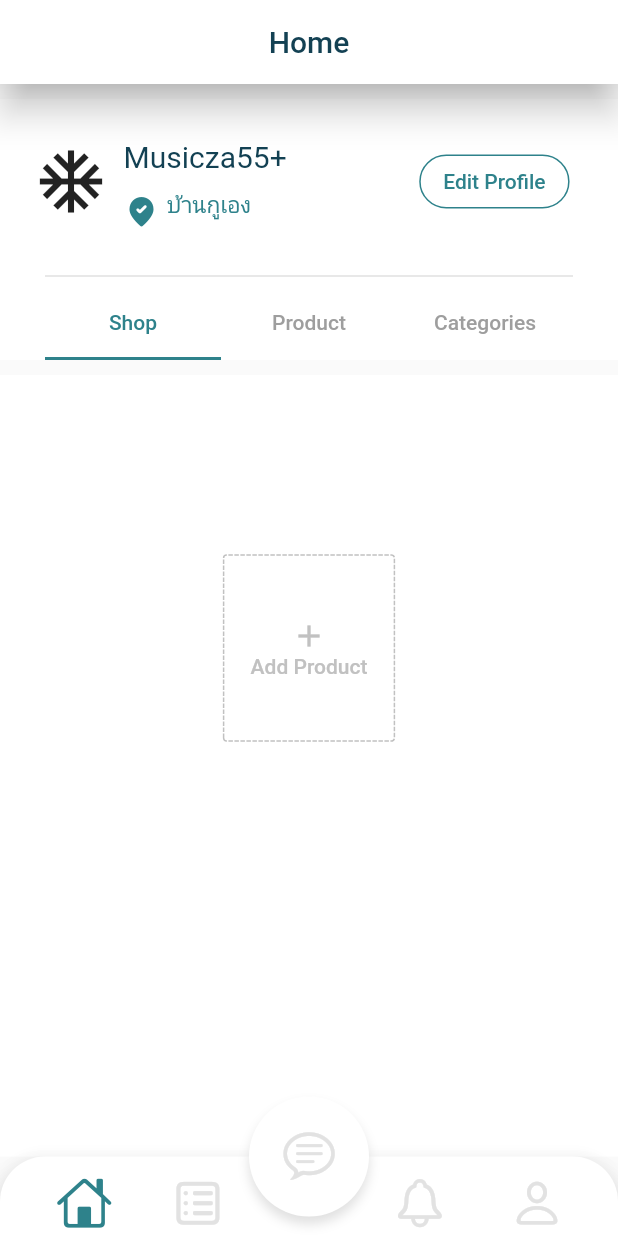
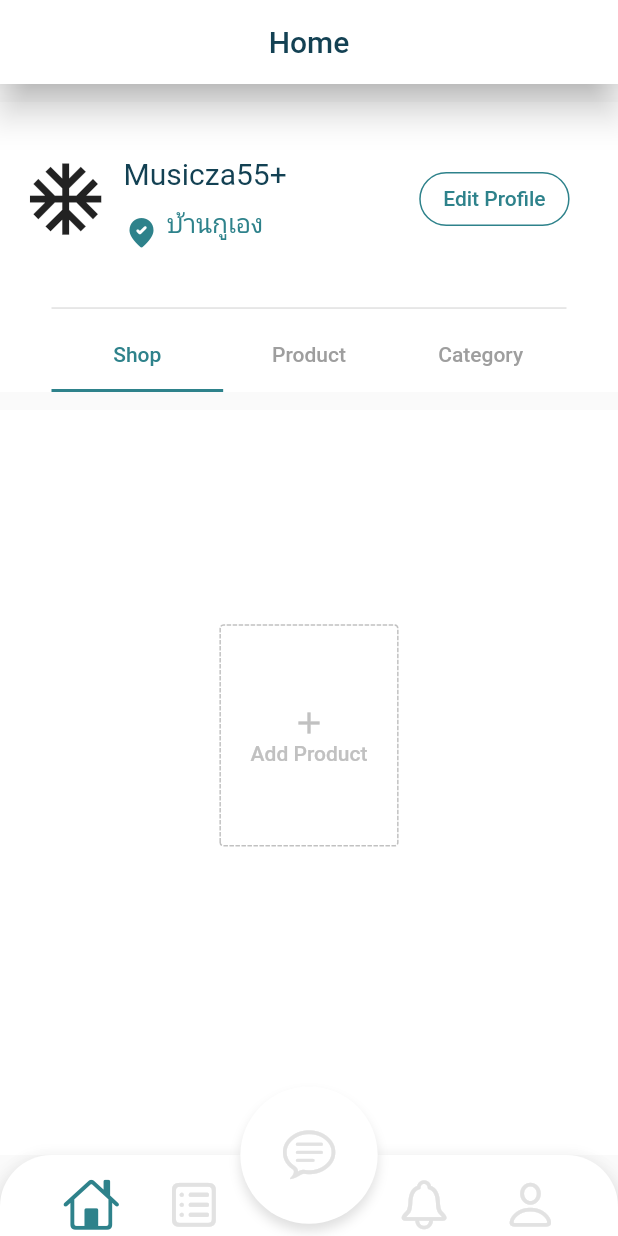
Before and after one commit to Sjanejira/kaiya, a Flutter app: the screen it shows after launch, on a phone screen of 412 x 824 dp. Run offline on Flutter 3.47's test engine with Material 2 defaults, Android fonts, the phone set to English and light mode, and no system bars; drawn by our look-alikes of dotted_border; our stand-ins replace flutter_screenutil.

Commit message:
Fix Responsive UI

```diff
--- a/lib/main.dart
+++ b/lib/main.dart
@@ -9,6 +9,10 @@ class Kaiya extends StatelessWidget {
   @override
   Widget build(BuildContext context) {
     return MaterialApp(
+      theme: ThemeData(
+        primarySwatch: Colors.blue,
+        accentColor: Colors.red,
+      ),
       initialRoute: PharWelcome.id,
       routes: {PharWelcome.id: (context) => PharWelcome()},
     );
--- a/lib/phar_first_page.dart
+++ b/lib/phar_first_page.dart
@@ -1,6 +1,7 @@
 import 'package:flutter/cupertino.dart';
 import 'package:flutter/material.dart';
 import 'package:dotted_border/dotted_border.dart';
+import 'package:flutter_screenutil/flutter_screenutil.dart';
 
 class PharWelcome extends StatefulWidget {
   static const String id = 'welcome_screen';
@@ -26,8 +27,22 @@ class _PharWelcome extends State<PharWelcome> with TickerProviderStateMixin {
 
   @override
   Widget build(BuildContext context) {
-    return Scaffold(
+    ScreenUtil.init(BoxConstraints(
+      maxWidth: MediaQuery.of(context).size.width,
+      minWidth: 0,
+      maxHeight: MediaQuery.of(context).size.height,
+      minHeight: 0,
+    ));
+
+    return ScreenUtilInit(
+      designSize: Size(360, 690),
+      allowFontScaling: true,
+      child: SafeArea(
+        top: false,
+        bottom: false,
+        child: Scaffold(
           appBar: AppBar(
+            brightness: Brightness.light,
             title: const Text(
               'Home',
               style: TextStyle(color: Color.fromRGBO(19, 65, 83, 1.0)),
@@ -40,8 +55,8 @@ class _PharWelcome extends State<PharWelcome> with TickerProviderStateMixin {
             child: Column(
               children: <Widget>[
                 Container(
-              padding: EdgeInsets.symmetric(vertical: 20.0),
-              margin: EdgeInsets.only(top: 10.0),
+                  padding: EdgeInsets.symmetric(vertical: 20.h),
+                  margin: EdgeInsets.only(top: 10.h),
                   color: Colors.white,
                   child: Row(
                     children: <Widget>[
@@ -49,11 +64,11 @@ class _PharWelcome extends State<PharWelcome> with TickerProviderStateMixin {
                         flex: 1,
                         child: Container(
                           alignment: Alignment.centerRight,
-                      height: 50.0,
+                          height: 50.0.h,
                           margin: EdgeInsets.all(10.0),
                           child: Icon(
                             Icons.ac_unit_sharp,
-                        size: 50.0,
+                            size: 50.sp,
                           ),
                         ),
                       ),
@@ -62,7 +77,7 @@ class _PharWelcome extends State<PharWelcome> with TickerProviderStateMixin {
                         child: Column(
                           children: <Widget>[
                             Container(
-                          height: 30.0,
+                              height: 30.0.h,
                               child: Text(
                                 "Musicza55+",
                                 style: TextStyle(
@@ -85,13 +100,13 @@ class _PharWelcome extends State<PharWelcome> with TickerProviderStateMixin {
                                   child: Text(
                                     "บ้านกูเอง",
                                     style: TextStyle(
-                                  fontSize: 15.0,
+                                      fontSize: 15.0.sp,
                                       color: Color.fromRGBO(46, 130, 139, 1.0),
                                     ),
                                   ),
                                   margin: EdgeInsets.fromLTRB(0, 10.0, 5.0, 0),
                                   alignment: Alignment.topLeft,
-                              height: 30.0,
+                                  height: 30.0.h,
                                 )
                               ],
                             ),
@@ -110,7 +125,7 @@ class _PharWelcome extends State<PharWelcome> with TickerProviderStateMixin {
                               color: Color.fromRGBO(46, 130, 139, 1.0),
                             ),
                             shape: RoundedRectangleBorder(
-                          borderRadius: BorderRadius.circular(18.0),
+                              borderRadius: BorderRadius.circular(18.0.r),
                             ),
                           ),
                         ),
@@ -120,14 +135,17 @@ class _PharWelcome extends State<PharWelcome> with TickerProviderStateMixin {
                 ),
                 Container(
                   color: Colors.white,
-              padding: EdgeInsets.symmetric(horizontal: 30.0),
+                  padding: EdgeInsets.symmetric(horizontal: 30.0.w),
                   child: Divider(
                     thickness: 1,
                   ),
                 ),
-            Container(
+                Row(
+                  children: [
+                    Expanded(
+                      child: Container(
                         color: Colors.white,
-              padding: EdgeInsets.symmetric(horizontal: 30.0),
+                        padding: EdgeInsets.symmetric(horizontal: 30.0.w),
                         child: TabBar(
                           controller: _tabController,
                           indicatorColor: Color.fromRGBO(46, 130, 139, 1.0),
@@ -136,17 +154,20 @@ class _PharWelcome extends State<PharWelcome> with TickerProviderStateMixin {
                           tabs: <Tab>[
                             Tab(text: "Shop"),
                             Tab(text: "Product"),
-                  Tab(text: "Categories"),
+                            Tab(text: "Category"),
                           ],
                         ),
+                      ),
+                    )
+                  ],
                 ),
                 Expanded(
                   child: TabBarView(
                     controller: _tabController,
                     children: [
                       Container(
-                    margin: EdgeInsets.only(top: 10.0),
-                    padding: EdgeInsets.only(top: 120.0),
+                        margin: EdgeInsets.only(top: 10.0.h),
+                        padding: EdgeInsets.only(top: 120.0.h),
                         color: Colors.white,
                         alignment: Alignment.center,
                         child: Column(
@@ -154,12 +175,12 @@ class _PharWelcome extends State<PharWelcome> with TickerProviderStateMixin {
                           children: [
                             ButtonTheme(
                               buttonColor: Colors.white,
-                          minWidth: 100.0,
-                          height: 120.0,
+                              minWidth: 100.0.w,
+                              height: 120.0.h,
                               child: DottedBorder(
                                 color: Color.fromRGBO(193, 193, 193, 1.0),
                                 borderType: BorderType.RRect,
-                            radius: Radius.circular(2.0),
+                                radius: Radius.circular(2.0.r),
                                 child: RaisedButton(
                                   elevation: 0.0,
                                   onPressed: () {},
@@ -168,12 +189,14 @@ class _PharWelcome extends State<PharWelcome> with TickerProviderStateMixin {
                                     children: [
                                       Icon(
                                         Icons.add,
-                                    color: Color.fromRGBO(193, 193, 193, 1.0),
+                                        color:
+                                            Color.fromRGBO(193, 193, 193, 1.0),
                                       ),
                                       Text(
                                         "Add Product",
                                         style: TextStyle(
-                                      color: Color.fromRGBO(193, 193, 193, 1.0),
+                                          color: Color.fromRGBO(
+                                              193, 193, 193, 1.0),
                                         ),
                                         textAlign: TextAlign.end,
                                       ),
@@ -186,8 +209,8 @@ class _PharWelcome extends State<PharWelcome> with TickerProviderStateMixin {
                         ),
                       ),
                       Container(
-                    margin: EdgeInsets.only(top: 10.0),
-                    padding: EdgeInsets.only(top: 120.0),
+                        margin: EdgeInsets.only(top: 10.0.h),
+                        padding: EdgeInsets.only(top: 120.0.h),
                         color: Colors.white,
                         alignment: Alignment.center,
                         child: Column(
@@ -195,12 +218,12 @@ class _PharWelcome extends State<PharWelcome> with TickerProviderStateMixin {
                           children: [
                             ButtonTheme(
                               buttonColor: Colors.white,
-                          minWidth: 100.0,
-                          height: 120.0,
+                              minWidth: 100.0.w,
+                              height: 120.0.h,
                               child: DottedBorder(
                                 color: Color.fromRGBO(193, 193, 193, 1.0),
                                 borderType: BorderType.RRect,
-                            radius: Radius.circular(2.0),
+                                radius: Radius.circular(2.0.r),
                                 child: RaisedButton(
                                   elevation: 0.0,
                                   onPressed: () {},
@@ -209,12 +232,14 @@ class _PharWelcome extends State<PharWelcome> with TickerProviderStateMixin {
                                     children: [
                                       Icon(
                                         Icons.add,
-                                    color: Color.fromRGBO(193, 193, 193, 1.0),
+                                        color:
+                                            Color.fromRGBO(193, 193, 193, 1.0),
                                       ),
                                       Text(
                                         "Add Product",
                                         style: TextStyle(
-                                      color: Color.fromRGBO(193, 193, 193, 1.0),
+                                          color: Color.fromRGBO(
+                                              193, 193, 193, 1.0),
                                         ),
                                         textAlign: TextAlign.end,
                                       ),
@@ -227,8 +252,8 @@ class _PharWelcome extends State<PharWelcome> with TickerProviderStateMixin {
                         ),
                       ),
                       Container(
-                    margin: EdgeInsets.only(top: 10.0),
-                    padding: EdgeInsets.only(top: 120.0),
+                        margin: EdgeInsets.only(top: 10.0.h),
+                        padding: EdgeInsets.only(top: 120.0.h),
                         color: Colors.white,
                         alignment: Alignment.center,
                         child: Column(
@@ -236,12 +261,12 @@ class _PharWelcome extends State<PharWelcome> with TickerProviderStateMixin {
                           children: [
                             ButtonTheme(
                               buttonColor: Colors.white,
-                          minWidth: 100.0,
-                          height: 120.0,
+                              minWidth: 100.0.w,
+                              height: 120.0.h,
                               child: DottedBorder(
                                 color: Color.fromRGBO(193, 193, 193, 1.0),
                                 borderType: BorderType.RRect,
-                            radius: Radius.circular(2.0),
+                                radius: Radius.circular(2.0.r),
                                 child: RaisedButton(
                                   elevation: 0.0,
                                   onPressed: () {},
@@ -250,12 +275,14 @@ class _PharWelcome extends State<PharWelcome> with TickerProviderStateMixin {
                                     children: [
                                       Icon(
                                         Icons.add,
-                                    color: Color.fromRGBO(193, 193, 193, 1.0),
+                                        color:
+                                            Color.fromRGBO(193, 193, 193, 1.0),
                                       ),
                                       Text(
                                         "Add Product",
                                         style: TextStyle(
-                                      color: Color.fromRGBO(193, 193, 193, 1.0),
+                                          color: Color.fromRGBO(
+                                              193, 193, 193, 1.0),
                                         ),
                                         textAlign: TextAlign.end,
                                       ),
@@ -279,8 +306,8 @@ class _PharWelcome extends State<PharWelcome> with TickerProviderStateMixin {
             shape: AutomaticNotchedShape(
               RoundedRectangleBorder(
                 borderRadius: BorderRadius.only(
-              topLeft: Radius.circular(30),
-              topRight: Radius.circular(30),
+                  topLeft: Radius.circular(30.r),
+                  topRight: Radius.circular(30.r),
                 ),
               ),
             ),
@@ -290,64 +317,70 @@ class _PharWelcome extends State<PharWelcome> with TickerProviderStateMixin {
               mainAxisSize: MainAxisSize.max,
               mainAxisAlignment: MainAxisAlignment.spaceBetween,
               children: <Widget>[
-            Row(
+                FittedBox(
+                  fit: BoxFit.fill,
+                  child: Row(
                     children: [
                       Container(
                         margin: EdgeInsets.only(
-                    left: 30.0,
-                    top: 5.0,
+                          left: 30.0.w,
+                          top: 5.0.h,
                         ),
                         child: IconButton(
                           color: Color.fromRGBO(46, 130, 139, 1.0),
                           icon: Icon(
                             CupertinoIcons.home,
-                      size: 37.0,
+                            size: 33.sp,
                           ),
                           onPressed: () {},
                         ),
                       ),
                       Container(
                         margin: EdgeInsets.only(
-                    left: 30.0,
-                    top: 5.0,
+                          left: 20.0.w,
+                          top: 5.0.h,
                         ),
                         child: IconButton(
                           color: Color.fromRGBO(226, 226, 226, 1.0),
                           icon: Icon(
                             CupertinoIcons.square_list,
-                      size: 37.0,
+                            size: 33.sp,
                           ),
                           onPressed: () {},
                         ),
                       ),
                     ],
                   ),
+                ),
                 Row(
                   children: [
-                Container(
+                    FittedBox(
+                      fit: BoxFit.fitHeight,
+                      child: Container(
                         margin: EdgeInsets.only(
-                    right: 30.0,
-                    top: 5.0,
+                          right: 20.0.w,
+                          top: 5.0.h,
                         ),
                         child: IconButton(
                           color: Color.fromRGBO(226, 226, 226, 1.0),
                           icon: Icon(
                             CupertinoIcons.bell,
-                      size: 37.0,
+                            size: 33.sp,
                           ),
                           onPressed: () {},
                         ),
                       ),
+                    ),
                     Container(
                       margin: EdgeInsets.only(
-                    right: 30.0,
-                    top: 5.0,
+                        right: 30.0.w,
+                        top: 5.0.h,
                       ),
                       child: IconButton(
                         color: Color.fromRGBO(226, 226, 226, 1.0),
                         icon: Icon(
                           CupertinoIcons.person,
-                      size: 37.0,
+                          size: 33.0.sp,
                         ),
                         onPressed: () {},
                       ),
@@ -357,7 +390,8 @@ class _PharWelcome extends State<PharWelcome> with TickerProviderStateMixin {
               ],
             ),
           ),
-      floatingActionButtonLocation: FloatingActionButtonLocation.centerDocked,
+          floatingActionButtonLocation:
+              FloatingActionButtonLocation.centerDocked,
           floatingActionButton: Container(
             decoration: BoxDecoration(
               boxShadow: [
@@ -369,22 +403,24 @@ class _PharWelcome extends State<PharWelcome> with TickerProviderStateMixin {
               ],
               color: Colors.white,
               borderRadius: BorderRadius.all(
-            Radius.circular(100),
+                Radius.circular(100.r),
               ),
             ),
-        width: 80.0,
-        height: 80.0,
+            width: 80.0.sp,
+            height: 80.0.sp,
             child: RawMaterialButton(
               shape: CircleBorder(),
               elevation: 10.0,
               child: Icon(
                 CupertinoIcons.chat_bubble_text,
-            size: 37.0,
+                size: 33.sp,
                 color: Color.fromRGBO(226, 226, 226, 1.0),
               ),
               onPressed: () {},
             ),
           ),
+        ),
+      ),
     );
   }
 }
--- a/pubspec.yaml
+++ b/pubspec.yaml
@@ -34,6 +34,7 @@ dependencies:
   dotted_border: ^1.0.7
   convex_bottom_bar: ^2.6.0
   persistent_bottom_nav_bar: any
+  flutter_screenutil: ^4.0.2+3
 
 
 dev_dependencies:
```
Also changed, not shown: pubspec.lock. Lines whose indentation alone changed are shown as unchanged.
